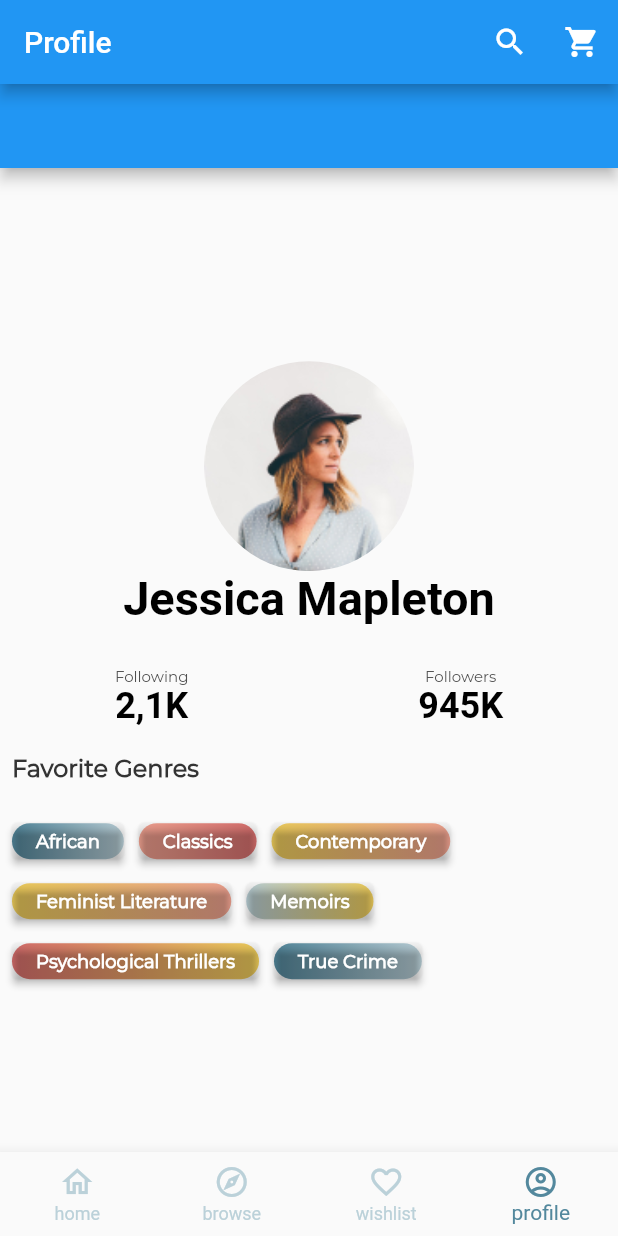
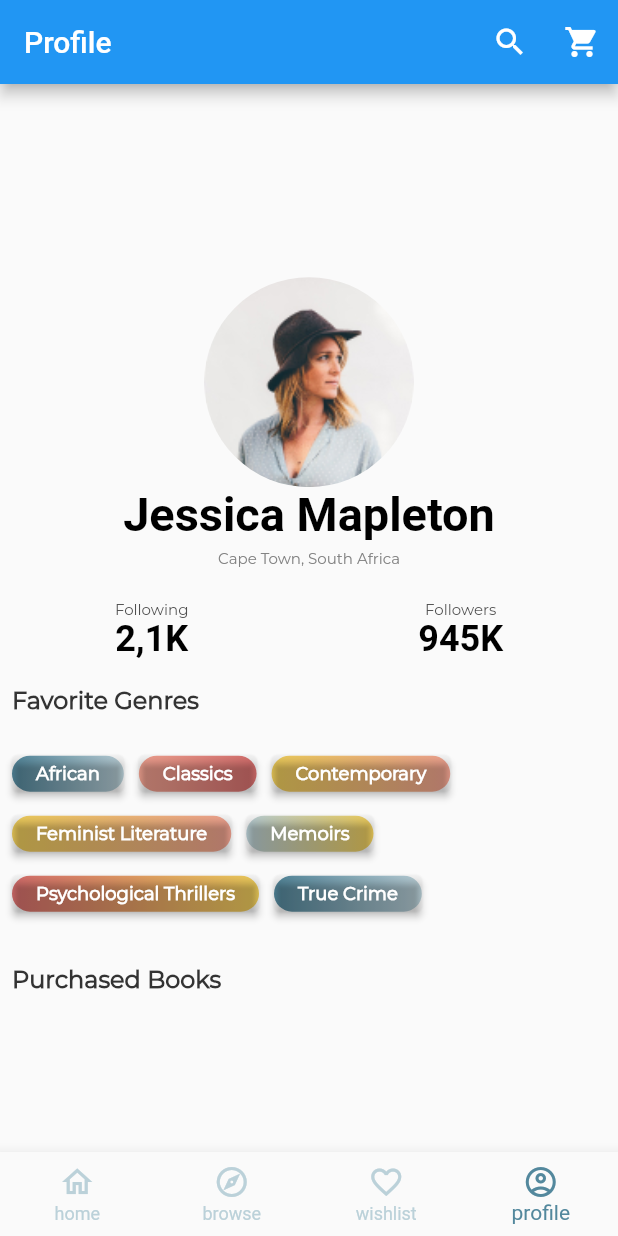
Before and after one commit to Xineoph/it_girls_project, a Flutter app: the screen it shows after launch, item 4 of the bottom bar chosen, on a phone screen of 412 x 824 dp. Run offline on Flutter 3.47's test engine with Material 2 defaults, Android fonts, the phone set to English and light mode, and no system bars; our stand-ins replace share; Roboto replaces fonts that are missing (Playfair Display).

Commit message:
purchased books

```diff
--- a/lib/screens/user_profile_screen.dart
+++ b/lib/screens/user_profile_screen.dart
@@ -1,5 +1,6 @@
 import 'package:bookshop/screens/wishlist_screen.dart';
 import 'package:flutter/material.dart';
+import 'wishlist_screen.dart';
 
 void main() {
   runApp(const MyApp());
@@ -24,6 +25,7 @@ class UserProfilePage extends StatelessWidget {
   final String _followers = "945K";
   final String following = "2,1K";
   final String _bio = "Favorite Genres";
+  final String _bio2 = "Purchased Books";
 
   Widget _buildProfileImage() {
     return Center(
@@ -67,7 +69,7 @@ class UserProfilePage extends StatelessWidget {
         style: TextStyle(
           fontFamily: 'Montserrat',
           color: Color(0xFF828282),
-          fontSize: 00.0,
+          fontSize: 10.0,
           fontWeight: FontWeight.w400,
         ),
       ),
@@ -305,11 +307,30 @@ class UserProfilePage extends StatelessWidget {
     );
   }
 
+  Widget _buildBio2(BuildContext context) {
+    TextStyle bioTextStyle = TextStyle(
+      fontFamily: 'Montserrat',
+      fontWeight: FontWeight.w700, //try changing weight to w500 if not thin
+      fontStyle: FontStyle.normal,
+      color: Color(0xFF333333),
+      fontSize: 16.0,
+    );
+    return Container(
+      color: Theme.of(context).scaffoldBackgroundColor,
+      alignment: Alignment.topLeft,
+      padding: EdgeInsets.all(8.0),
+      child: Text(
+        _bio2,
+        textAlign: TextAlign.center,
+        style: bioTextStyle,
+      ),
+    );
+  }
+
   @override
   Widget build(BuildContext context) {
     Size screenSize = MediaQuery.of(context).size;
     return Scaffold(
-      appBar: AppBar(),
       body: Stack(
         children: <Widget>[
           SafeArea(
@@ -326,6 +347,8 @@ class UserProfilePage extends StatelessWidget {
                   _buildButtons(),
                   _buildButtons2(),
                   _buildButtons3(),
+                  SizedBox(height: 20.0),
+                  _buildBio2(context),
                 ],
               ),
             ),
```
